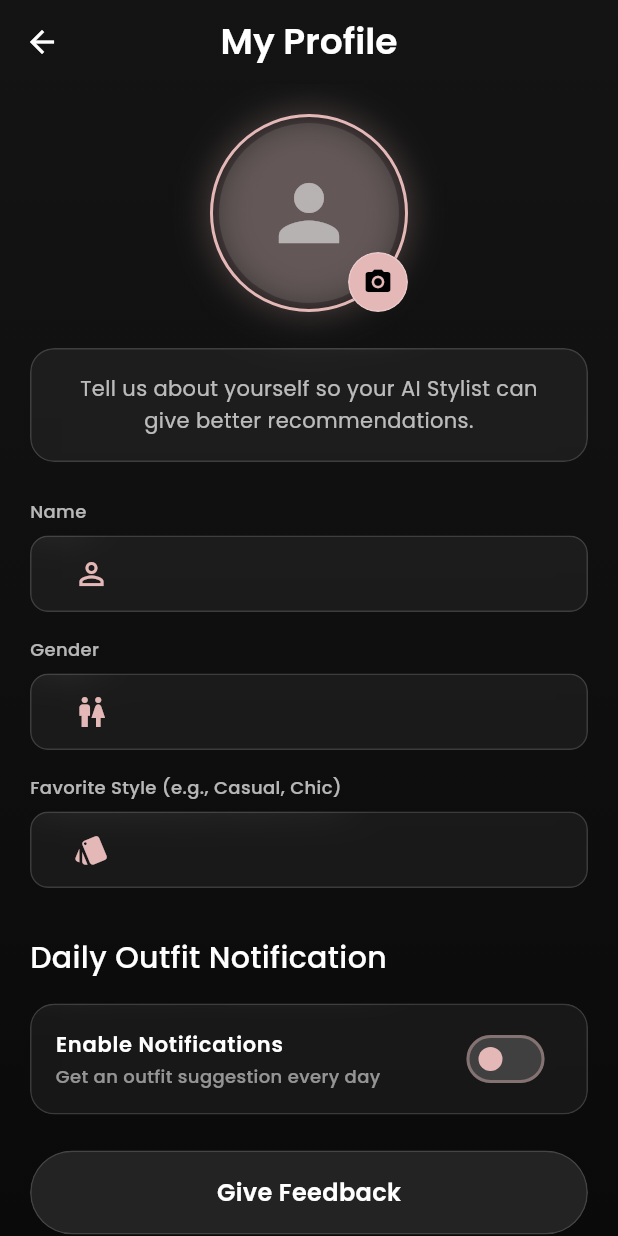
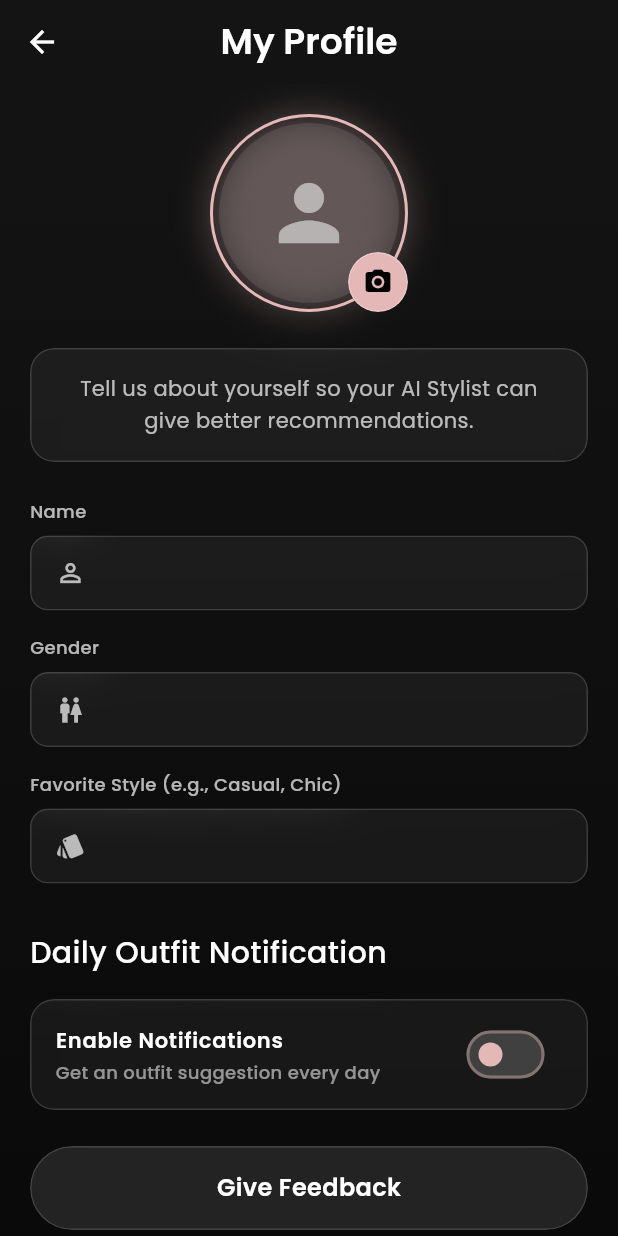
Before and after one commit to AbhiramNair48/CapsuleCloset, a Flutter app: the ProfileScreen screen opened directly, on a phone screen of 412 x 824 dp. Run offline on Flutter 3.47's test engine with Material 3 defaults, Android fonts, the light colour scheme and no system bars; our stand-ins replace cached_network_image, firebase_auth, firebase_core, firebase_storage, flutter_dotenv, flutter_image_compress and 8 more; missing offline and left inert: workmanager; accounts and stored records are empty.

Commit message:
refactor: extract GlassTextField widget and fix tests
Extracted GlassTextField from login_screen and profile_screen to reduce duplication. Fixed failing UI tests related to scrolling and widget finders.

```diff
--- a/lib/screens/login_screen.dart
+++ b/lib/screens/login_screen.dart
@@ -5,6 +5,7 @@ import '../services/auth_service.dart';
 import 'sign_up_screen.dart';
 import '../widgets/glass_scaffold.dart';
 import '../widgets/glass_container.dart';
+import '../widgets/glass_text_field.dart';
 import '../theme/app_design.dart';
 
 class LoginScreen extends StatefulWidget {
@@ -156,10 +157,10 @@ class _LoginScreenState extends State<LoginScreen> {
                         const SizedBox(height: 32),
 
                         // Email field
-                        _buildGlassTextField(
+                        GlassTextField(
                           controller: _emailController,
                           hintText: 'Email',
-                          icon: Icons.email_outlined,
+                          prefixIcon: Icons.email_outlined,
                           keyboardType: TextInputType.emailAddress,
                           validator: (value) {
                             if (value == null || value.isEmpty) {
@@ -174,10 +175,10 @@ class _LoginScreenState extends State<LoginScreen> {
                         const SizedBox(height: 20),
 
                         // Password field
-                        _buildGlassTextField(
+                        GlassTextField(
                           controller: _passwordController,
                           hintText: 'Password',
-                          icon: Icons.lock_outline,
+                          prefixIcon: Icons.lock_outline,
                           obscureText: !_isPasswordVisible,
                           suffixIcon: IconButton(
                             icon: Icon(
@@ -279,53 +280,6 @@ class _LoginScreenState extends State<LoginScreen> {
     );
   }
 
-  Widget _buildGlassTextField({
-    required TextEditingController controller,
-    required String hintText,
-    required IconData icon,
-    bool obscureText = false,
-    TextInputType? keyboardType,
-    Widget? suffixIcon,
-    String? Function(String?)? validator,
-  }) {
-    return Column(
-      crossAxisAlignment: CrossAxisAlignment.start,
-      children: [
-        GlassContainer(
-          borderRadius: BorderRadius.circular(16),
-          padding: const EdgeInsets.symmetric(horizontal: 16, vertical: 4),
-          color: Colors.white.withValues(alpha: 0.05),
-          child: Row(
-            children: [
-              Icon(icon, color: Colors.white70, size: 20),
-              const SizedBox(width: 12),
-              Expanded(
-                child: TextFormField(
-                  controller: controller,
-                  obscureText: obscureText,
-                  keyboardType: keyboardType,
-                  style: AppText.body.copyWith(color: Colors.white),
-                  cursorColor: AppColors.accent,
-                  decoration: InputDecoration(
-                    hintText: hintText,
-                    hintStyle: AppText.body.copyWith(color: Colors.white38),
-                    border: InputBorder.none,
-                    focusedBorder: InputBorder.none,
-                    enabledBorder: InputBorder.none,
-                    errorBorder: InputBorder.none,
-                    disabledBorder: InputBorder.none,
-                    suffixIcon: suffixIcon,
-                  ),
-                  validator: validator,
-                ),
-              ),
-            ],
-          ),
-        ),
-      ],
-    );
-  }
-
   @override
   void dispose() {
     _emailController.dispose();
--- a/lib/screens/profile_screen.dart
+++ b/lib/screens/profile_screen.dart
@@ -4,6 +4,7 @@ import '../models/user_profile.dart';
 import '../services/data_service.dart';
 import '../widgets/glass_scaffold.dart';
 import '../widgets/glass_container.dart';
+import '../widgets/glass_text_field.dart';
 import '../theme/app_design.dart';
 import '../widgets/feedback_dialog.dart';
 
@@ -285,14 +286,11 @@ class _ProfileScreenState extends State<ProfileScreen> {
                 ),
               ),
               const SizedBox(height: 24),
-              _buildTextField('Name', _nameController, Icons.person_outline),
+              GlassTextField(label: 'Name', controller: _nameController, prefixIcon: Icons.person_outline, borderRadius: 12, padding: const EdgeInsets.symmetric(horizontal: 16)),
               const SizedBox(height: 16),
-              _buildTextField('Gender', _genderController, Icons.wc),
+              GlassTextField(label: 'Gender', controller: _genderController, prefixIcon: Icons.wc, borderRadius: 12, padding: const EdgeInsets.symmetric(horizontal: 16)),
               const SizedBox(height: 16),
-              _buildTextField(
-                  'Favorite Style (e.g., Casual, Chic)',
-                  _styleController,
-                  Icons.style),
+              GlassTextField(label: 'Favorite Style (e.g., Casual, Chic)', controller: _styleController, prefixIcon: Icons.style, borderRadius: 12, padding: const EdgeInsets.symmetric(horizontal: 16)),
               const SizedBox(height: 32),
 
               Text(
@@ -393,34 +391,4 @@ class _ProfileScreenState extends State<ProfileScreen> {
     );
   }
 
-  Widget _buildTextField(String label, TextEditingController controller,
-      IconData icon, {int maxLines = 1}) {
-    return Column(
-      crossAxisAlignment: CrossAxisAlignment.start,
-      children: [
-        Text(label, style: AppText.label.copyWith(color: Colors.white70)),
-        const SizedBox(height: 8),
-        GlassContainer(
-          borderRadius: BorderRadius.circular(12),
-          padding: const EdgeInsets.symmetric(horizontal: 16),
-          color: Colors.white.withValues(alpha: 0.05),
-          child: TextFormField(
-            controller: controller,
-            maxLines: maxLines,
-            style: AppText.body.copyWith(color: Colors.white),
-            cursorColor: AppColors.accent,
-            decoration: InputDecoration(
-              prefixIcon: Icon(icon, color: AppColors.accent),
-              border: InputBorder.none,
-              focusedBorder: InputBorder.none,
-              enabledBorder: InputBorder.none,
-              errorBorder: InputBorder.none,
-              disabledBorder: InputBorder.none,
-              contentPadding: const EdgeInsets.symmetric(vertical: 14),
-            ),
-          ),
-        ),
-      ],
-    );
-  }
 }
--- /dev/null
+++ b/lib/widgets/glass_text_field.dart
@@ -0,0 +1,82 @@
+import 'package:flutter/material.dart';
+import '../theme/app_design.dart';
+import 'glass_container.dart';
+
+class GlassTextField extends StatelessWidget {
+  final String? label;
+  final String? hintText;
+  final IconData? prefixIcon;
+  final Widget? suffixIcon;
+  final TextEditingController controller;
+  final bool obscureText;
+  final TextInputType? keyboardType;
+  final int maxLines;
+  final String? Function(String?)? validator;
+  final double borderRadius;
+  final EdgeInsetsGeometry padding;
+
+  const GlassTextField({
+    super.key,
+    this.label,
+    this.hintText,
+    this.prefixIcon,
+    this.suffixIcon,
+    required this.controller,
+    this.obscureText = false,
+    this.keyboardType,
+    this.maxLines = 1,
+    this.validator,
+    this.borderRadius = 16.0,
+    this.padding = const EdgeInsets.symmetric(horizontal: 16, vertical: 4),
+  });
+
+  @override
+  Widget build(BuildContext context) {
+    return Column(
+      crossAxisAlignment: CrossAxisAlignment.start,
+      children: [
+        if (label != null) ...[
+          Text(label!, style: AppText.label.copyWith(color: Colors.white70)),
+          const SizedBox(height: 8),
+        ],
+        GlassContainer(
+          borderRadius: BorderRadius.circular(borderRadius),
+          padding: padding,
+          color: Colors.white.withValues(alpha: 0.05),
+          child: Row(
+            children: [
+              if (prefixIcon != null) ...[
+                Icon(prefixIcon, color: Colors.white70, size: 20),
+                const SizedBox(width: 12),
+              ],
+              Expanded(
+                child: TextFormField(
+                  controller: controller,
+                  obscureText: obscureText,
+                  keyboardType: keyboardType,
+                  maxLines: maxLines,
+                  style: AppText.body.copyWith(color: Colors.white),
+                  cursorColor: AppColors.accent,
+                  decoration: InputDecoration(
+                    hintText: hintText,
+                    hintStyle: AppText.body.copyWith(color: Colors.white38),
+                    border: InputBorder.none,
+                    focusedBorder: InputBorder.none,
+                    enabledBorder: InputBorder.none,
+                    errorBorder: InputBorder.none,
+                    disabledBorder: InputBorder.none,
+                    suffixIcon: suffixIcon,
+                    contentPadding: maxLines > 1
+                        ? const EdgeInsets.symmetric(vertical: 14)
+                        : EdgeInsets.zero,
+                  ),
+                  validator: validator,
+                ),
+              ),
+            ],
+          ),
+        ),
+      ],
+    );
+  }
+}
```
Also changed, not shown: 2 other files.
